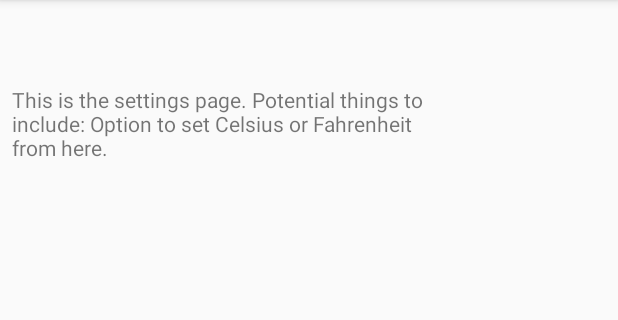
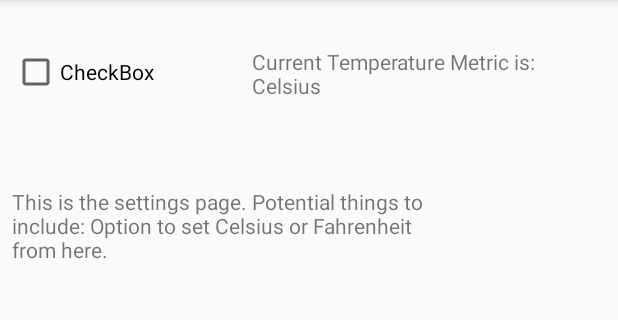
Before and after one commit to kj666/iGro, an Android app: the SettingsActivity screen opened directly, with no data from a screen before it, on a phone screen of 412 x 824 dp, the part 84-404 px from its top. Run offline under Robolectric (Android 15) with nearby library versions, the phone set to English and light mode, and no system bars; our stand-ins replace Firebase (no records; nobody signed in at launch, a user with empty details on screens opened directly); network calls fail.

Commit message:
updates to attempt to change from C to F through settings

```diff
--- a/frontend/app/src/main/java/com/example/igro/Controller/Helper.java
+++ b/frontend/app/src/main/java/com/example/igro/Controller/Helper.java
@@ -35,6 +35,8 @@ public class Helper {
     FirebaseAuth firebaseAuth;
     //Firebase user
     FirebaseUser user;
+    // global settings for app uv info
+    boolean celsiusOrFahrenheit = true; // default is celsius
 
     protected SharedPreferences sharedPreferences;
 
@@ -62,6 +64,15 @@ public class Helper {
     public void resetGreenhouse(){
         saveGreenHouseID("");
     }
+
+    public boolean getCurrentTemperatureUsed() {
+        return celsiusOrFahrenheit;
+    }
+
+    public void setCurrentTemperatureUsed() {
+        celsiusOrFahrenheit = !celsiusOrFahrenheit;
+    }
+
 
     /**
      * Go to specified activity
--- a/frontend/app/src/main/java/com/example/igro/SettingsActivity.java
+++ b/frontend/app/src/main/java/com/example/igro/SettingsActivity.java
@@ -2,12 +2,47 @@ package com.example.igro;
 
 import android.support.v7.app.AppCompatActivity;
 import android.os.Bundle;
+import android.view.View;
+import android.widget.Button;
+import android.widget.CheckBox;
+import android.widget.EditText;
+import android.widget.TextView;
+
+import com.example.igro.Controller.Helper;
+import com.google.firebase.auth.FirebaseAuth;
+import com.google.firebase.auth.FirebaseUser;
 
 public class SettingsActivity extends AppCompatActivity {
+
+    private CheckBox cToFSwitch;
+    private Helper helper = new Helper(this, FirebaseAuth.getInstance());
+    private FirebaseUser currentUser;
+    private TextView currentTemperatureMetric;
 
     @Override
     protected void onCreate(Bundle savedInstanceState) {
         super.onCreate(savedInstanceState);
         setContentView(R.layout.activity_settings);
+        helper.setSharedPreferences(getApplicationContext());
+        currentUser = helper.checkAuthentication();
+        cToFSwitch = findViewById(R.id.switchTemperatureMetricCheckBox);
+        currentTemperatureMetric = findViewById(R.id.currentTemperatureMetricTextView);
+        currentTemperatureMetric.setText("Current Temperature Metric is: " + returnMetricUsed());
+        cToFSwitch.setOnClickListener(new View.OnClickListener() {
+            @Override
+            public void onClick(View v) {
+                helper.setCurrentTemperatureUsed();
+                currentTemperatureMetric.setText("Current Temperature Metric is: "
+                        + returnMetricUsed());
+            }
+        });
+    }
+
+    private String returnMetricUsed() {
+        if (helper.getCurrentTemperatureUsed()) {
+            return "Celsius";
+        } else {
+            return "Fahrenheit";
+        }
     }
 }
--- a/frontend/app/src/main/java/com/example/igro/TemperatureActivity.java
+++ b/frontend/app/src/main/java/com/example/igro/TemperatureActivity.java
@@ -141,7 +141,7 @@ public class TemperatureActivity extends AppCompatActivity {
         greenhouseTemperatureTextView.setText(fixedGreenhouseValue.toString());
         queue = Volley.newRequestQueue(this);
         requestWeather();
-
+        /*
         celsiusFahrenheitSwitchButton = findViewById(R.id.celsiusFahrenheitSwitchButton);
         celsiusFahrenheitSwitchButton.setOnClickListener(new View.OnClickListener() {
             @Override
@@ -149,7 +149,7 @@ public class TemperatureActivity extends AppCompatActivity {
                 celsiusFahrenheitSwitch();
             }
         });
-
+        */
         retrieveRange();
     }
 
@@ -205,7 +205,7 @@ public class TemperatureActivity extends AppCompatActivity {
 
                 Context context = TemperatureActivity.this ;
                 Intent i = new Intent(context, SensorDataActivity.class);
-                if (celisusOrFahrenheit) { //Celsius
+                if (helper.getCurrentTemperatureUsed()) { //Celsius
                     i.putExtra("SensorType", "TEMPERATURE-C");
                 } else { //Fahrenheit
                     i.putExtra("SensorType", "TEMPERATURE-F");
@@ -254,7 +254,7 @@ public class TemperatureActivity extends AppCompatActivity {
 
                 Context context = TemperatureActivity.this ;
                 Intent i = new Intent(context, SensorDataActivity.class);
-                if (celisusOrFahrenheit) { //Celsius
+                if (helper.getCurrentTemperatureUsed()) { //Celsius
                     i.putExtra("SensorType", "TEMPERATURE-C");
                 } else { //Fahrenheit
                     i.putExtra("SensorType", "TEMPERATURE-F");
@@ -328,6 +328,7 @@ public class TemperatureActivity extends AppCompatActivity {
         queue = Volley.newRequestQueue(this);
         requestWeather();
 
+        /*
         celsiusFahrenheitSwitchButton = findViewById(R.id.celsiusFahrenheitSwitchButton);
         celsiusFahrenheitSwitchButton.setOnClickListener(new View.OnClickListener() {
             @Override
@@ -335,7 +336,7 @@ public class TemperatureActivity extends AppCompatActivity {
                 celsiusFahrenheitSwitch();
             }
         });
-
+        */
         currentUser = helper.checkAuthentication();
         setRangeTempButton=(Button)findViewById(R.id.setRangeTempButton);
     }
@@ -448,6 +449,11 @@ public class TemperatureActivity extends AppCompatActivity {
                 for (DataSnapshot snap : dataSnapshot.getChildren()) {
                     SensorDataValue sensorDataValue = snap.getValue(SensorDataValue.class);
                     greenhouseTemperatureTextView.setText(new DecimalFormat("####0.0").format(sensorDataValue.getValue()) +"");
+                    if (helper.getCurrentTemperatureUsed()) {
+                        //Temperature already in the correct format
+                    } else { // change to fahrenheit
+                        celsiusFahrenheitSwitch();
+                    }
                     tempDegree = Double.parseDouble(greenhouseTemperatureTextView.getText().toString());
                 }
             }
@@ -534,7 +540,7 @@ public class TemperatureActivity extends AppCompatActivity {
                 celsiusFahrenheitConversion(outdoorTemperatureTextView.getText().toString()));
         greenhouseTemperatureTextView.setText(
                 celsiusFahrenheitConversion(greenhouseTemperatureTextView.getText().toString()));
-        celisusOrFahrenheit = !celisusOrFahrenheit;
+        //celisusOrFahrenheit = !celisusOrFahrenheit;
     }
 
     /*
@@ -542,7 +548,7 @@ public class TemperatureActivity extends AppCompatActivity {
      */
     String celsiusFahrenheitConversion(String valueToBeConverted) {
         Double numberToBeConverted = Double.parseDouble(valueToBeConverted);
-        if (celisusOrFahrenheit) { // number currently in celsius
+        if (helper.getCurrentTemperatureUsed()) { // number currently in celsius
             numberToBeConverted = (9.0/5.0) * numberToBeConverted + 32.0;
             numberToBeConverted = Math.round(numberToBeConverted * 100.0) / 100.0;
             return numberToBeConverted.toString();
--- a/frontend/app/src/main/res/layout/activity_settings.xml
+++ b/frontend/app/src/main/res/layout/activity_settings.xml
@@ -22,5 +22,42 @@
         app:layout_constraintHorizontal_bias="0.0"
         app:layout_constraintStart_toStartOf="parent"
         app:layout_constraintTop_toTopOf="parent"
-        app:layout_constraintVertical_bias="0.083" />
+        app:layout_constraintVertical_bias="0.2" />
+
+    <CheckBox
+        android:id="@+id/switchTemperatureMetricCheckBox"
+        android:layout_width="152dp"
+        android:layout_height="wrap_content"
+        android:layout_marginStart="8dp"
+        android:layout_marginLeft="8dp"
+        android:layout_marginTop="8dp"
+        android:layout_marginEnd="8dp"
+        android:layout_marginRight="8dp"
+        android:layout_marginBottom="8dp"
+        android:text="CheckBox"
+        app:layout_constraintBottom_toBottomOf="parent"
+        app:layout_constraintEnd_toEndOf="parent"
+        app:layout_constraintHorizontal_bias="0.0"
+        app:layout_constraintStart_toStartOf="parent"
+        app:layout_constraintTop_toTopOf="parent"
+        app:layout_constraintVertical_bias="0.033" />
+
+    <TextView
+        android:id="@+id/currentTemperatureMetricTextView"
+        android:layout_width="200dp"
+        android:layout_height="32dp"
+        android:layout_marginStart="8dp"
+        android:layout_marginLeft="8dp"
+        android:layout_marginTop="8dp"
+        android:layout_marginEnd="8dp"
+        android:layout_marginRight="8dp"
+        android:layout_marginBottom="8dp"
+        android:text="TextView"
+        app:layout_constraintBottom_toBottomOf="parent"
+        app:layout_constraintEnd_toEndOf="parent"
+        app:layout_constraintHorizontal_bias="0.815"
+        app:layout_constraintStart_toStartOf="parent"
+        app:layout_constraintTop_toTopOf="parent"
+        app:layout_constraintVertical_bias="0.032" />
+
 </android.support.constraint.ConstraintLayout>
```
